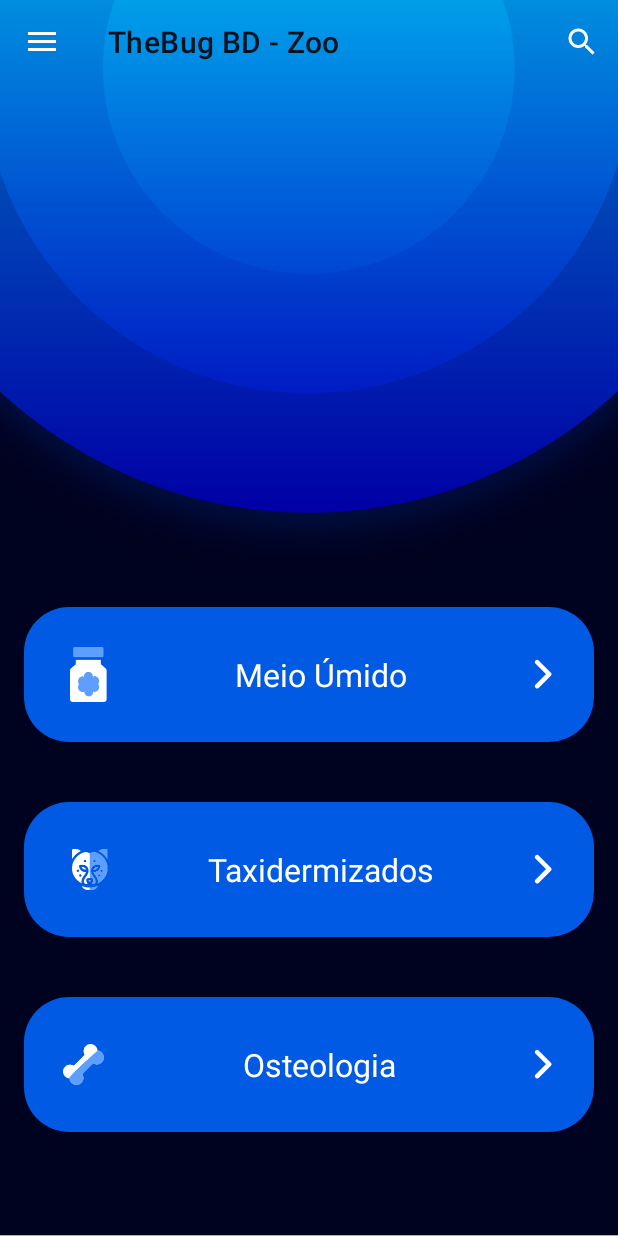
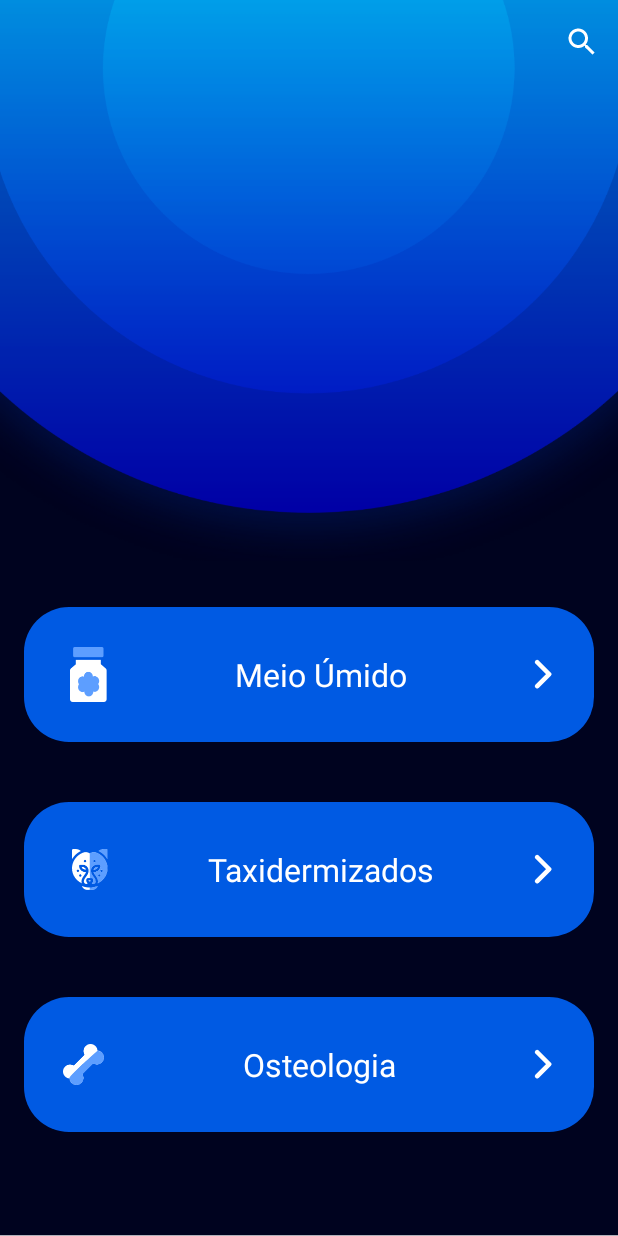
Before and after one commit to GuimaraesSl/TheBug_Zoo, an Android app: the screen it shows after launch (HomeView), on a phone screen of 412 x 824 dp. Run offline under Robolectric (Android 15) with nearby library versions, the phone set to English and light mode, and no system bars; libraries missing offline, so code that uses them is left out: com.readystatesoftware.sqliteasset, com.yarolegovich.slidingrootnav; 9 statements that could not run were skipped.

Commit message:
Review - Done - DrawerMenu

```diff
--- a/app/build.gradle
+++ b/app/build.gradle
@@ -58,4 +58,4 @@ dependencies {
     implementation 'com.github.smarteist:autoimageslider:1.4.0'
     implementation 'com.codesgood:justifiedtextview:1.1.0'
     implementation 'com.github.MikeOrtiz:TouchImageView:1.4.1'
-    implementation 'com.yarolegovich:sliding-root-nav:1.1.1'
+    implementation 'com.yarolegovich:sliding-root-nav:1.1.1'}
--- a/app/src/main/java/com/example/thebug_zoo/MainActivity.java
+++ b/app/src/main/java/com/example/thebug_zoo/MainActivity.java
@@ -51,6 +51,7 @@ public class MainActivity extends AppCompatActivity implements DrawerAdapter.OnI
 
         createConection();
 
+        setTitle(null);
         Toolbar toolbar = findViewById(R.id.toolbar);
         setSupportActionBar(toolbar);
 
--- a/app/src/main/java/com/example/thebug_zoo/pages/HomeView.java
+++ b/app/src/main/java/com/example/thebug_zoo/pages/HomeView.java
@@ -1,14 +1,10 @@
 package com.example.thebug_zoo.pages;
 
 import android.content.Intent;
-import android.database.SQLException;
 import android.database.sqlite.SQLiteDatabase;
-import android.net.Uri;
 import android.os.Bundle;
 
 import androidx.appcompat.app.ActionBarDrawerToggle;
-import androidx.appcompat.app.AlertDialog;
-import androidx.appcompat.app.AppCompatActivity;
 import androidx.appcompat.widget.SearchView;
 import androidx.appcompat.widget.Toolbar;
 import androidx.constraintlayout.widget.ConstraintLayout;
@@ -18,10 +14,8 @@ import androidx.recyclerview.widget.LinearLayoutManager;
 import androidx.recyclerview.widget.RecyclerView;
 
 import android.os.Parcelable;
-import android.view.Gravity;
 import android.view.Menu;
 import android.view.MenuItem;
-import android.view.ViewGroup;
 import android.view.animation.Animation;
 import android.view.animation.AnimationUtils;
 import android.widget.ImageButton;
@@ -35,7 +29,6 @@ import com.example.thebug_zoo.database.BancoController;
 import com.example.thebug_zoo.database.DatabaseAcess;
 import com.example.thebug_zoo.entity.Species;
 import com.google.android.material.navigation.NavigationView;
-import com.google.android.material.snackbar.Snackbar;
 import com.yarolegovich.slidingrootnav.SlidingRootNavBuilder;
 
 import java.util.ArrayList;
@@ -49,15 +42,8 @@ public class HomeView extends MainActivity {
     ImageView iconMeioUmido, iconSeta, iconSeta2, iconSeta3, iconTaxidermizados, iconOsteologia;
     TextView textMeioUmido, textTaxidermizados, textOsteologia;
     OrderView id;
-    SQLiteDatabase conection;
-    BancoController bancoController;
-    ConstraintLayout layoutMenuBar;
     DatabaseAcess databaseAcess;
-
-    DrawerLayout drawerLayout;
-    ActionBarDrawerToggle drawerToggle;
     Toolbar toolbar;
-    NavigationView navigationView;
 
 
     @Override
@@ -65,34 +51,9 @@ public class HomeView extends MainActivity {
         super.onCreate(savedInstanceState);
         setContentView(R.layout.activity_home);
 
-        icons();
         //Importando itens para utilização do DrawerMenu
         toolbar = findViewById(R.id.toolbar);
         setSupportActionBar(toolbar);
-
-        //Importando layout do DrawerMenu
-        drawerLayout = findViewById(R.id.drawer_menu);
-        navigationView = findViewById(R.id.navigationView);
-
-        //Setando uso do DrawerMenu
-        drawerToggle = new ActionBarDrawerToggle(this, drawerLayout, toolbar, R.string.open, R.string.close);
-        drawerLayout.addDrawerListener(drawerToggle);
-        drawerToggle.setDrawerIndicatorEnabled(true);
-        drawerToggle.getDrawerArrowDrawable().setColor(ContextCompat.getColor(this, R.color.white));
-        drawerToggle.syncState();
-
-        navigationView.setNavigationItemSelectedListener(item -> {
-            if (item.getItemId() == R.id.menu_educacao){
-                Intent it = new Intent(HomeView.this, EducationView.class);
-                startActivity(it);
-                return true;
-            } else if (item.getItemId() == R.id.menu_acervo) {
-                Intent it2 = new Intent(HomeView.this, CollectionView.class);
-                startActivity(it2);
-                return true;
-            }
-            return true;
-        });
 
         slidingRootNav = new SlidingRootNavBuilder(this)
                 .withDragDistance(180)
@@ -119,6 +80,9 @@ public class HomeView extends MainActivity {
         list.setNestedScrollingEnabled(false);
         list.setLayoutManager(new LinearLayoutManager(this));
         list.setAdapter(adapter);
+
+        icons();
+
     }
 
     void icons(){
--- a/app/src/main/res/layout/content_home.xml
+++ b/app/src/main/res/layout/content_home.xml
@@ -23,6 +23,17 @@
             app:layout_constraintEnd_toEndOf="parent"
             app:layout_constraintStart_toStartOf="parent"
             app:layout_constraintTop_toTopOf="parent" />
+
+        <LinearLayout
+            android:layout_width="match_parent"
+            android:layout_height="match_parent"
+            android:orientation="horizontal">
+            <androidx.appcompat.widget.Toolbar
+                android:id="@+id/toolbar"
+                android:layout_width="match_parent"
+                android:layout_height="?attr/actionBarSize"
+                android:background="@color/transparent" />
+        </LinearLayout>
 
         <ImageButton
             android:id="@+id/buttonMeioUmido"
@@ -171,23 +182,4 @@
 
     </androidx.constraintlayout.widget.ConstraintLayout>
 
-    <include
-        layout="@layout/drawer_toolbar"
-        android:layout_width="match_parent"
-        android:layout_height="match_parent" />
-
-    <com.google.android.material.navigation.NavigationView
-        android:id="@+id/navigationView"
-        android:layout_width="match_parent"
-        android:layout_height="match_parent"
-        android:layout_gravity="start"
-        android:background="#545050FF"
-        app:headerLayout="@layout/drawer_header"
-        app:itemIconSize="30dp"
-        app:itemIconTint="#707070"
-        app:itemTextAppearance="@style/DrawerStyle"
-        app:itemTextColor="#918A8A"
-        app:menu="@menu/drawer_menu"/>
-
-
 </androidx.drawerlayout.widget.DrawerLayout>
--- a/app/src/main/res/layout/drawer_header.xml
+++ /dev/null
@@ -1,4 +0,0 @@
-<?xml version="1.0" encoding="utf-8"?>
-<androidx.constraintlayout.widget.ConstraintLayout xmlns:android="http://schemas.android.com/apk/res/android"
-    android:layout_width="match_parent"
-    android:layout_height="150dp" />
--- a/app/src/main/res/layout/drawer_toolbar.xml
+++ /dev/null
@@ -1,12 +0,0 @@
-<?xml version="1.0" encoding="utf-8"?>
-<androidx.appcompat.widget.LinearLayoutCompat
-    xmlns:android="http://schemas.android.com/apk/res/android" android:layout_width="match_parent"
-    android:layout_height="match_parent">
-
-    <androidx.appcompat.widget.Toolbar
-        android:id="@+id/toolbar"
-        android:layout_width="match_parent"
-        android:layout_height="?attr/actionBarSize"
-        android:background="#00ffffff"/>
-
-</androidx.appcompat.widget.LinearLayoutCompat>
--- a/app/src/main/res/menu/drawer_menu.xml
+++ /dev/null
@@ -1,15 +0,0 @@
-<?xml version="1.0" encoding="utf-8"?>
-<menu xmlns:android="http://schemas.android.com/apk/res/android">
-
-    <item
-        android:icon="@drawable/ic_icon_home"
-        android:title="@string/home"/>
-    <item
-        android:id="@+id/menu_acervo"
-        android:icon="@drawable/ic_icon_collection"
-        android:title="@string/acervo"/>
-    <item
-        android:id="@+id/menu_educacao"
-        android:icon="@drawable/ic_icon_educacao"
-        android:title="@string/educacao"/>
-</menu>
--- a/build.gradle
+++ b/build.gradle
@@ -5,7 +5,7 @@ buildscript {
         jcenter()
     }
     dependencies {
-        classpath 'com.android.tools.build:gradle:7.0.0'
+        classpath 'com.android.tools.build:gradle:7.0.2'
 
         // NOTE: Do not place your application dependencies here; they belong
         // in the individual module build.gradle files
```
Also changed, not shown: app/src/main/res/layout/content_collection.xml (+0 -12 lines).
